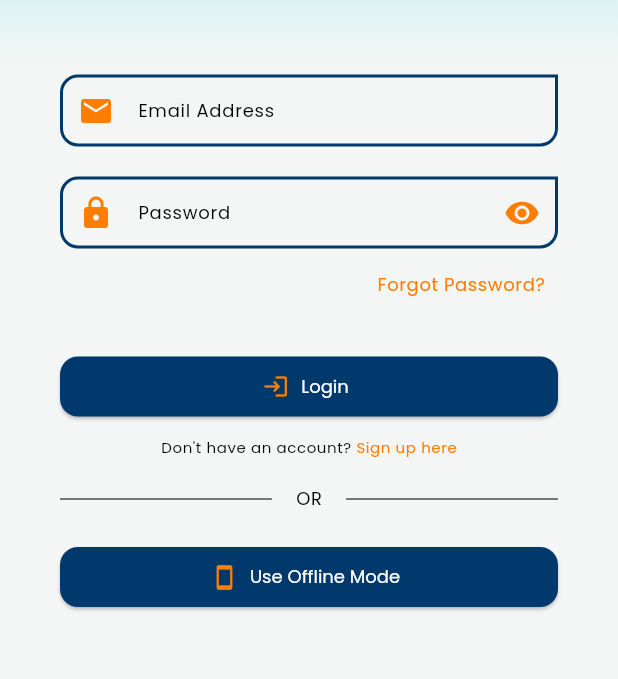
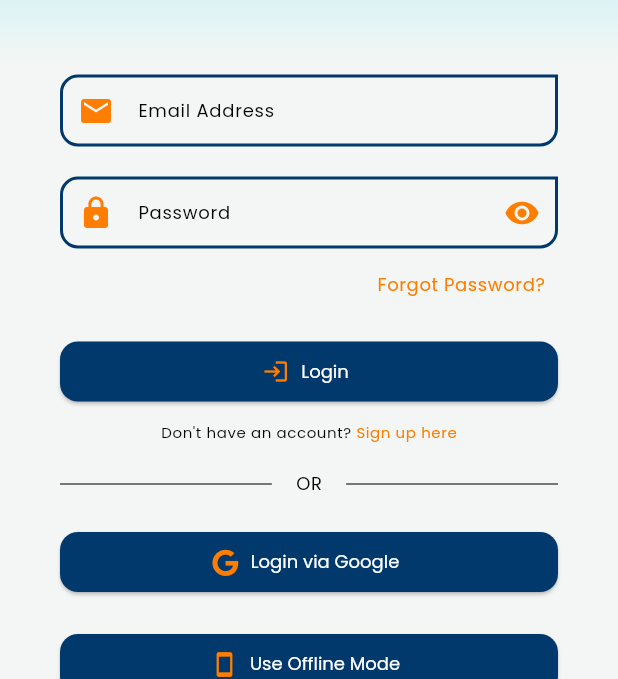
Before and after one commit to patriajasel/TindaOne-App, a Flutter app: the screen it shows after launch, after a tap on "Skip", after a tap on "Done", on a phone screen of 412 x 824 dp, the part 557-1236 px from its top. Run offline on Flutter 3.47's test engine with Material 3 defaults, Android fonts, the light colour scheme and no system bars; our stand-ins replace flutter_hooks, font_awesome_flutter, go_router, google_fonts, introduction_screen, shared_preferences; missing offline and left inert: go_transitions.

Commit message:
Added google sign in button

```diff
--- a/lib/features/auth/presentation/login/login_page.dart
+++ b/lib/features/auth/presentation/login/login_page.dart
@@ -1,5 +1,6 @@
 import 'package:flutter/material.dart';
 import 'package:flutter_hooks/flutter_hooks.dart';
+import 'package:font_awesome_flutter/font_awesome_flutter.dart';
 import 'package:tinda_one_app/features/auth/presentation/login/validators/login_validators.dart';
 import 'package:tinda_one_app/shared/themes/app_theme_config.dart';
 
@@ -61,7 +62,7 @@ class LoginPage extends HookWidget {
 
               _buildForgotPassword(context),
 
-              const SizedBox(height: 20),
+              const SizedBox(height: 10),
 
               _buildLoginButton(context, formKey: formKey),
 
@@ -72,6 +73,10 @@ class LoginPage extends HookWidget {
               const SizedBox(height: 20),
 
               _buildOrDivider(context),
+
+              const SizedBox(height: 20),
+
+              _buildGoogleSignInButton(context),
 
               const SizedBox(height: 20),
 
@@ -217,6 +222,15 @@ class LoginPage extends HookWidget {
     );
   }
 
+  /// Builds login button
+  Widget _buildGoogleSignInButton(BuildContext context) {
+    return ElevatedButton.icon(
+      onPressed: () {},
+      icon: Icon(FontAwesomeIcons.google),
+      label: Text('Login via Google'),
+    );
+  }
+
   /// Build offline mode button
   Widget _buildOfflineModeButton(BuildContext context) {
     return ElevatedButton.icon(
--- a/pubspec.yaml
+++ b/pubspec.yaml
@@ -40,6 +40,7 @@ dependencies:
   google_fonts: ^6.2.1
   go_transitions: ^0.8.1
   flutter_hooks: ^0.21.2
+  font_awesome_flutter: ^10.8.0
 
 dev_dependencies:
   flutter_test:
```
Also changed, not shown: pubspec.lock.
